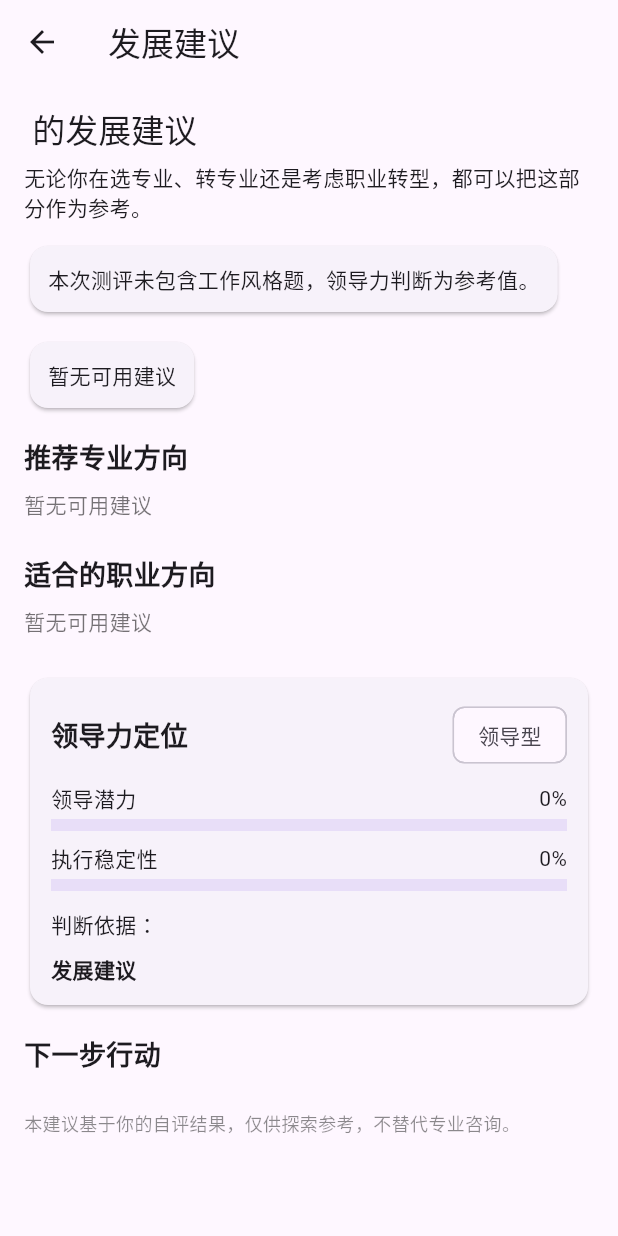
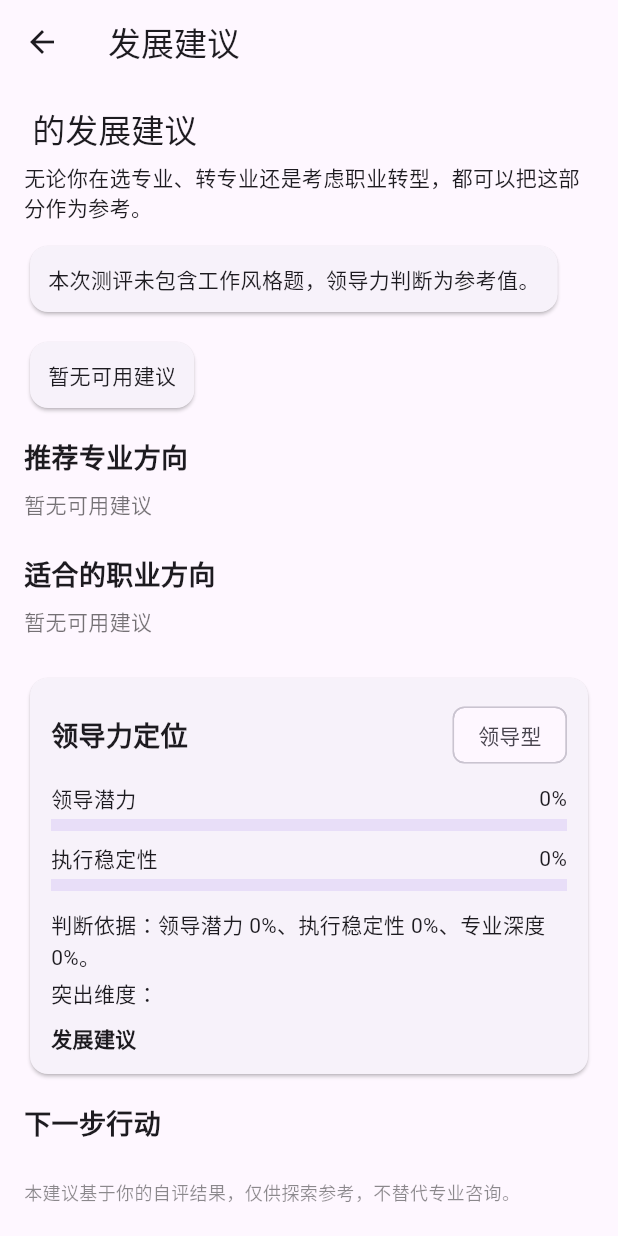
Before and after one commit to smithhow/discover-myself, a Flutter app: the GuidanceScreen screen opened directly with empty values, on a phone screen of 412 x 824 dp. Run offline on Flutter 3.47's test engine with Material 3 defaults, Android fonts, the phone set to English and light mode, and no system bars; our stand-ins replace audioplayers, flutter_secure_storage, pdf, printing, sqflite_sqlcipher; accounts and stored records are empty.

Commit message:
fix: harden guidance entry and result affordances

```diff
--- a/lib/src/app.dart
+++ b/lib/src/app.dart
@@ -161,6 +161,7 @@ class _RootFlowState extends State<RootFlow> with WidgetsBindingObserver {
   DateTime? _viewedAt;
   bool _submitting = false;
   bool _selectingProfile = false;
+  bool _openingGuidance = false;
 
   late final AudioService _audio = widget.audio ?? AudioService();
   bool get _ownsAudio => widget.audio == null;
@@ -361,6 +362,8 @@ class _RootFlowState extends State<RootFlow> with WidgetsBindingObserver {
   }
 
   Future<void> _openGuidance() async {
+    if (_openingGuidance) return;
+    _openingGuidance = true;
     try {
       final content = await _c.loadGuidanceContent();
       final report = buildGuidance(
@@ -380,6 +383,8 @@ class _RootFlowState extends State<RootFlow> with WidgetsBindingObserver {
       ScaffoldMessenger.of(context).showSnackBar(
         const SnackBar(content: Text('建议数据加载失败')),
       );
+    } finally {
+      _openingGuidance = false;
     }
   }
 
--- a/lib/src/ui/result/guidance_screen.dart
+++ b/lib/src/ui/result/guidance_screen.dart
@@ -175,7 +175,7 @@ class _MajorCard extends StatelessWidget {
           if (fit.caution != null) ...[
             const SizedBox(height: 6),
             Text(
-              fit.caution!,
+              '需谨慎：${fit.caution!}',
               style: const TextStyle(fontSize: 13, color: Colors.orange),
             ),
           ],
@@ -276,7 +276,11 @@ class _LeadershipCard extends StatelessWidget {
             barKey: const Key('execution_bar'),
           ),
           const SizedBox(height: 4),
-          Text('判断依据：${profile.reasons.join('、')}'),
+          Text(
+            '判断依据：领导潜力 ${_pct(profile.leadership)}、执行稳定性 ${_pct(profile.execution)}、专业深度 ${_pct(profile.professionalDepth)}。',
+          ),
+          const SizedBox(height: 4),
+          Text('突出维度：${profile.reasons.join('、')}'),
           const SizedBox(height: 10),
           const Text('发展建议', style: TextStyle(fontWeight: FontWeight.bold)),
           for (final tip in profile.tips)
@@ -304,8 +308,7 @@ class _Bar extends StatelessWidget {
       crossAxisAlignment: CrossAxisAlignment.start,
       children: [
         Row(
-          mainAxisAlignment: MainAxisAlignment.spaceBetween,
-          children: [Text(label), Text(_pct(value))],
+          children: [Expanded(child: Text(label)), Text(_pct(value))],
         ),
         const SizedBox(height: 4),
         LinearProgressIndicator(key: barKey, value: value, minHeight: 8),
```
Also changed, not shown: lib/src/ui/result/result_screen.dart (+7 -1 lines), 3 other files.
